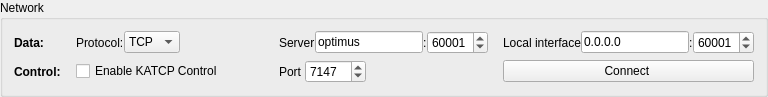
Qt form NetworkConnectionWidget.ui (ska-sa/AVNSignalAnalyser) before a commit.
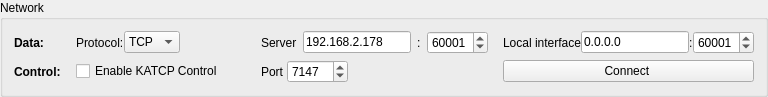
The same form after that commit.

```diff
--- a/NetworkConnectionWidget.ui
+++ b/NetworkConnectionWidget.ui
@@ -63,7 +63,7 @@
      <item row="0" column="2">
       <layout class="QHBoxLayout" name="horizontalLayout">
        <property name="spacing">
-        <number>-1</number>
+        <number>6</number>
        </property>
        <item>
         <widget class="QLabel" name="label_3">
@@ -81,7 +81,7 @@
        <item>
         <widget class="QLineEdit" name="lineEdit_server">
          <property name="text">
-          <string>optimus</string>
+          <string>192.168.2.178</string>
          </property>
         </widget>
        </item>
```
